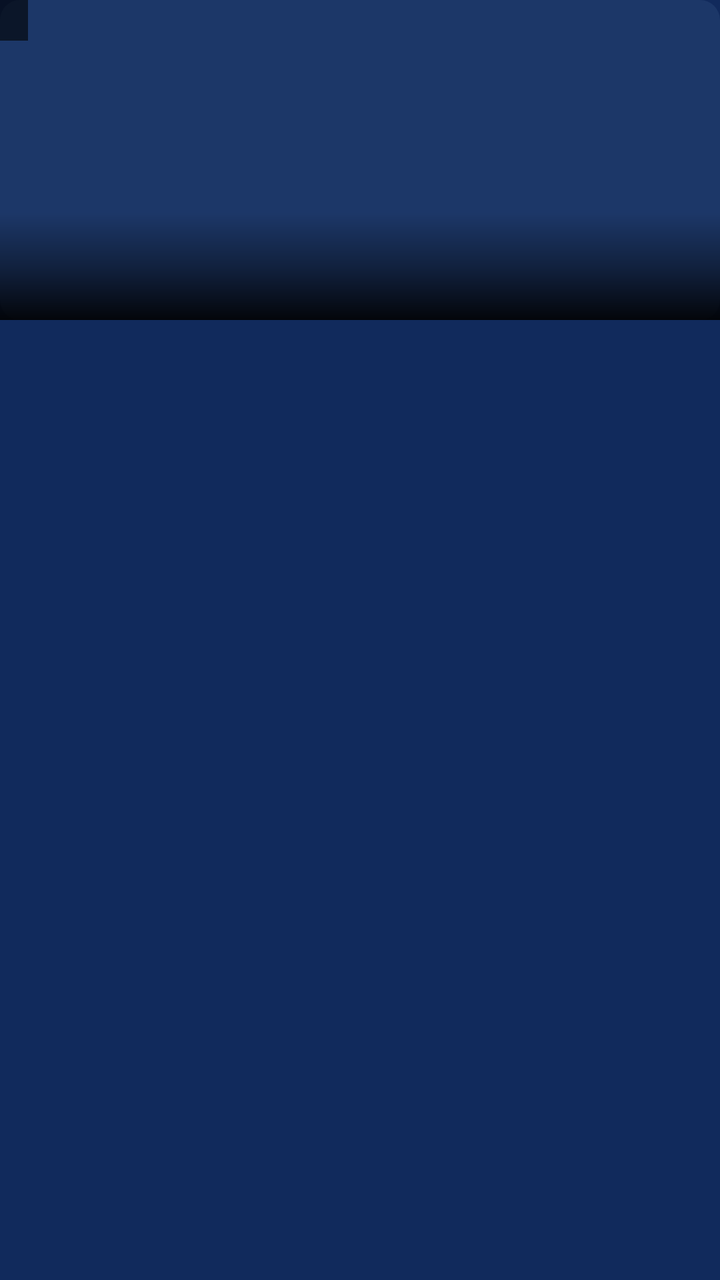
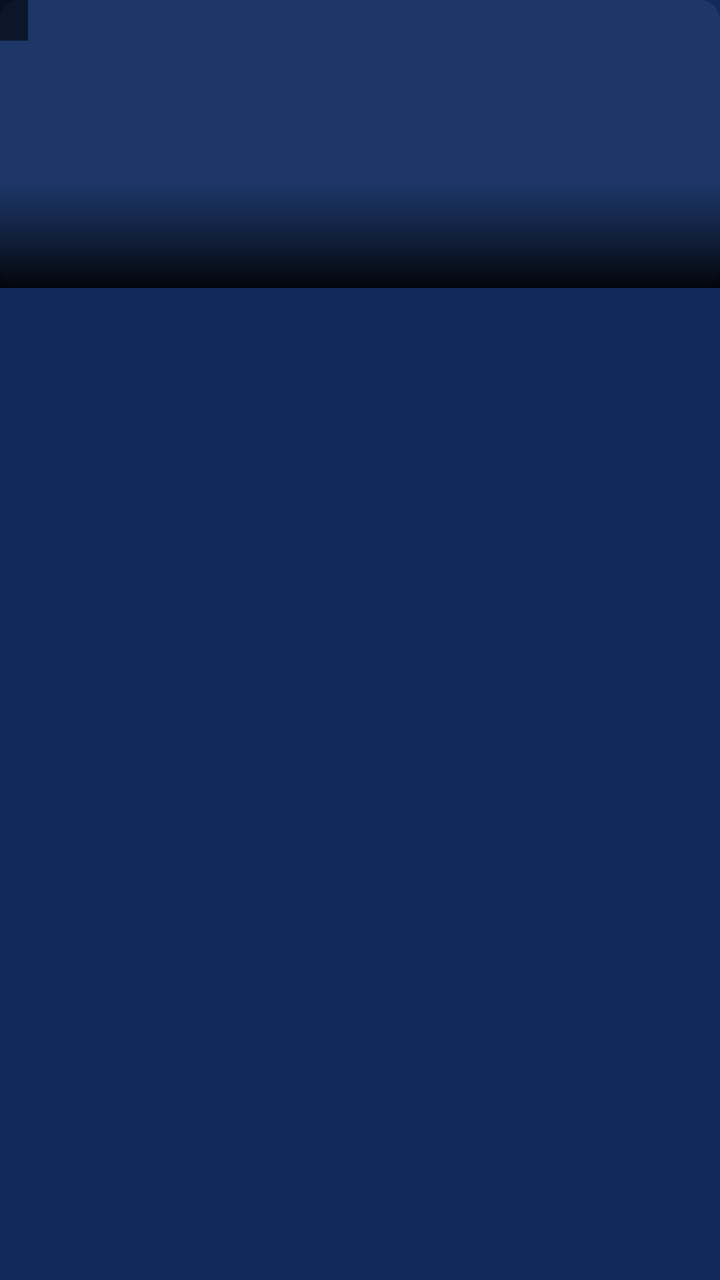

The first picture is an Android layout as it rendered before a commit; the second is the same layout after the commit. The layout source and the unified diff follow.
<!-- AndroidManifest.xml: application theme Theme.AIStreamTV -->
<!-- res/layout/item_poster.xml -->
<?xml version="1.0" encoding="utf-8"?>
<LinearLayout xmlns:android="http://schemas.android.com/apk/res/android"
    android:id="@+id/card"
    android:layout_width="@dimen/poster_w"
    android:layout_height="wrap_content"
    android:orientation="vertical">

    <FrameLayout
        android:layout_width="match_parent"
        android:layout_height="@dimen/poster_h"
        android:background="@drawable/bg_card">

        <ImageView
            android:id="@+id/img"
            android:layout_width="match_parent"
            android:layout_height="match_parent"
            android:contentDescription="@string/app_name"
            android:scaleType="centerCrop" />

        <TextView
            android:id="@+id/tvBadge"
            android:layout_width="wrap_content"
            android:layout_height="wrap_content"
            android:layout_gravity="top|start"
            android:background="#99000000"
            android:paddingStart="7dp"
            android:paddingTop="2dp"
            android:paddingEnd="7dp"
            android:paddingBottom="2dp"
            android:textColor="@color/accent_soft"
            android:textSize="12sp" />

        <LinearLayout
            android:layout_width="match_parent"
            android:layout_height="wrap_content"
            android:layout_gravity="bottom"
            android:background="@drawable/bg_poster_scrim"
            android:orientation="vertical"
            android:paddingStart="7dp"
            android:paddingTop="16dp"
            android:paddingEnd="7dp"
            android:paddingBottom="5dp">

            <TextView
                android:id="@+id/tvTitle"
                style="@style/AIStream.TextTitle"
                android:layout_width="match_parent"
                android:layout_height="wrap_content"
                android:ellipsize="end"
                android:maxLines="1"
                android:textColor="@color/fg"
                android:textSize="@dimen/poster_title" />

            <TextView
                android:id="@+id/tvSub"
                style="@style/AIStream.TextSub"
                android:layout_width="match_parent"
                android:layout_height="wrap_content"
                android:ellipsize="end"
                android:maxLines="1"
                android:textColor="@color/gold"
                android:textSize="12sp" />

        </LinearLayout>

    </FrameLayout>

</LinearLayout>
<!-- resources referenced by this layout -->
<resources>
  <color name="accent_soft">#FFBADBFF</color>
  <color name="fg">#FFFFFFFF</color>
  <color name="gold">#FFFFD468</color>
  <dimen name="poster_h">160dp</dimen>
  <dimen name="poster_title">12sp</dimen>
  <dimen name="poster_w">112dp</dimen>
  <!-- drawable bg_card (drawable) -->
  <?xml version="1.0" encoding="utf-8"?>
  <shape xmlns:android="http://schemas.android.com/apk/res/android" android:shape="rectangle">
      <solid android:color="@color/bg_card" />
      <corners android:radius="10dp" />
  </shape>
  <!-- drawable bg_poster_scrim (drawable) -->
  <?xml version="1.0" encoding="utf-8"?>
  <shape xmlns:android="http://schemas.android.com/apk/res/android">
      <gradient
          android:angle="270"
          android:startColor="#00000000"
          android:centerColor="#66000000"
          android:endColor="#E6000000" />
  </shape>
  <string name="app_name">AIStream TV</string>
  <style name="AIStream.TextSub" parent="android:Widget.TextView">
          <item name="android:textColor">@color/fg_dim</item>
          <item name="android:singleLine">true</item>
      </style>
  <style name="AIStream.TextTitle" parent="android:Widget.TextView">
          <item name="android:textColor">@color/fg</item>
          <item name="android:singleLine">true</item>
      </style>
  <style name="Theme.AIStreamTV" parent="Theme.AppCompat.NoActionBar">
          <item name="android:windowBackground">@color/bg</item>
          <item name="android:colorBackground">@color/bg</item>
          <item name="android:textColorPrimary">@color/fg</item>
          <item name="android:textColorSecondary">@color/fg_dim</item>
          <item name="android:windowNoTitle">true</item>
          <item name="colorAccent">@color/accent</item>
          <item name="android:colorControlActivated">@color/accent</item>
      </style>
  <color name="bg_card">#FF1C3768</color>
  <color name="fg_dim">#FFC9D6F0</color>
  <color name="bg">#FF112A5C</color>
  <color name="accent">#FF45A2FF</color>
</resources>

<!-- the commit's change to res/layout/item_poster.xml (unified diff, before → after) -->
@@ -3,12 +3,12 @@
     android:id="@+id/card"
     android:layout_width="@dimen/poster_w"
     android:layout_height="wrap_content"
-    android:orientation="vertical">
+    android:orientation="vertical" android:clipChildren="false">
 
     <FrameLayout
         android:layout_width="match_parent"
         android:layout_height="@dimen/poster_h"
-        android:background="@drawable/bg_card">
+        android:background="@drawable/bg_card" android:clipChildren="false">
 
         <ImageView
             android:id="@+id/img"
@@ -39,7 +39,7 @@
             android:paddingStart="7dp"
             android:paddingTop="16dp"
             android:paddingEnd="7dp"
-            android:paddingBottom="5dp">
+            android:paddingBottom="5dp" android:clipChildren="false">
 
             <TextView
                 android:id="@+id/tvTitle"
<!-- resource entries referenced after the edit -->
@@ -3,9 +3,9 @@
   <color name="accent_soft">#FFBADBFF</color>
   <color name="fg">#FFFFFFFF</color>
   <color name="gold">#FFFFD468</color>
-  <dimen name="poster_h">160dp</dimen>
+  <dimen name="poster_h">144dp</dimen>
   <dimen name="poster_title">12sp</dimen>
-  <dimen name="poster_w">112dp</dimen>
+  <dimen name="poster_w">102dp</dimen>
   <!-- drawable bg_card (drawable) -->
   <?xml version="1.0" encoding="utf-8"?>
   <shape xmlns:android="http://schemas.android.com/apk/res/android" android:shape="rectangle">
